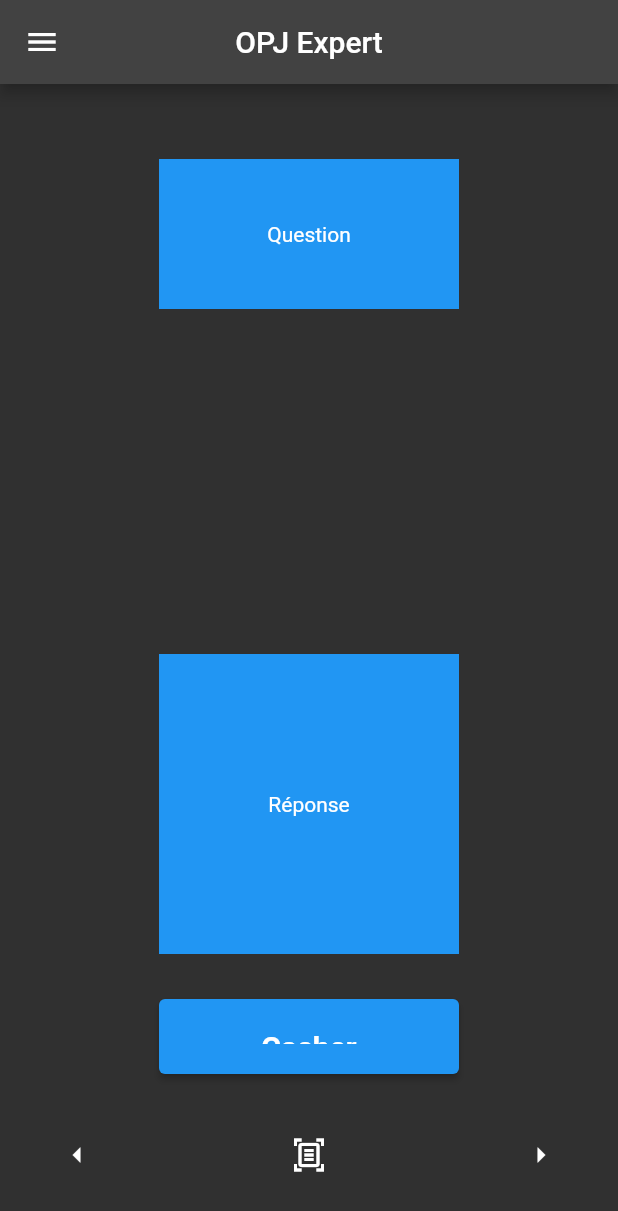
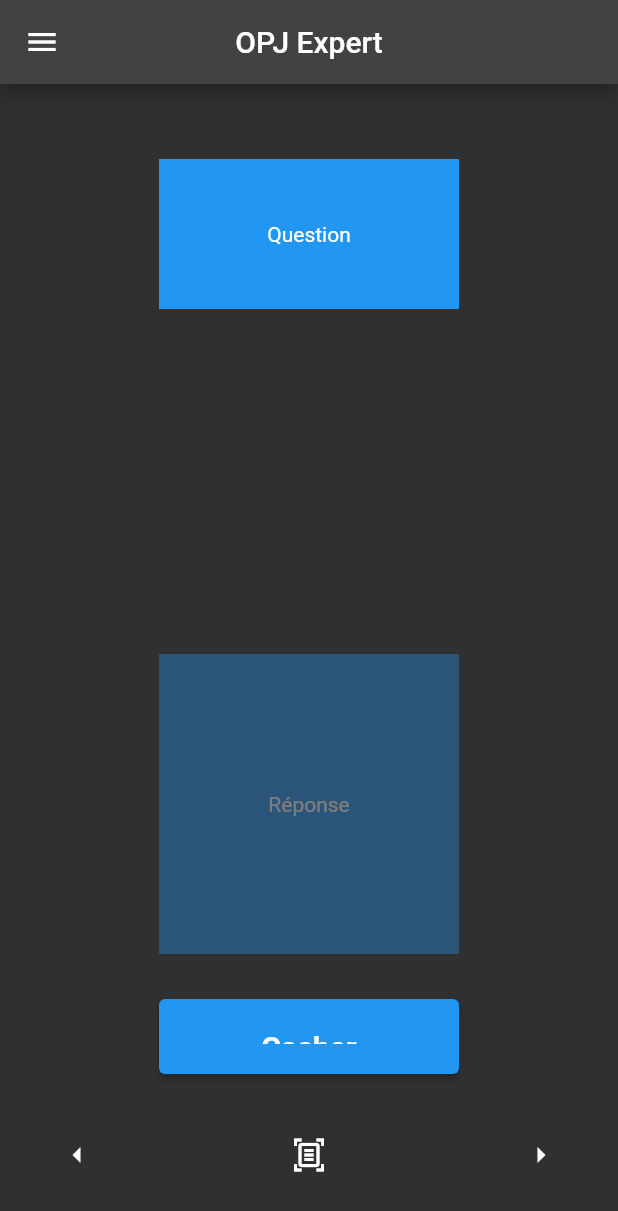
Before and after one commit to LeratClarisse/opj_app_2, a Flutter app: the screen it shows after launch, after a tap on "Questions", after a tap on "Réponse", on a phone screen of 412 x 824 dp. Shown: the top 1211 px of the screen. Run offline on Flutter 3.47's test engine with Material 2 defaults, Android fonts, the phone set to English and light mode, and no system bars; our stand-ins replace rxdart.

```diff
--- a/lib/src/ui/questions.dart
+++ b/lib/src/ui/questions.dart
@@ -50,7 +50,7 @@ class _Questions extends State<Questions> {
   Widget buildReponse(BuildContext context) {
     return AnimatedOpacity(
       opacity: opacityLevel,
-      duration: const Duration(milliseconds: 300),
+      duration: const Duration(seconds: 3),
       child: Container(
         width: selected ? 200 : 0,
         height: selected ? 200 : 0,
```
Also changed, not shown: 1 other file.
